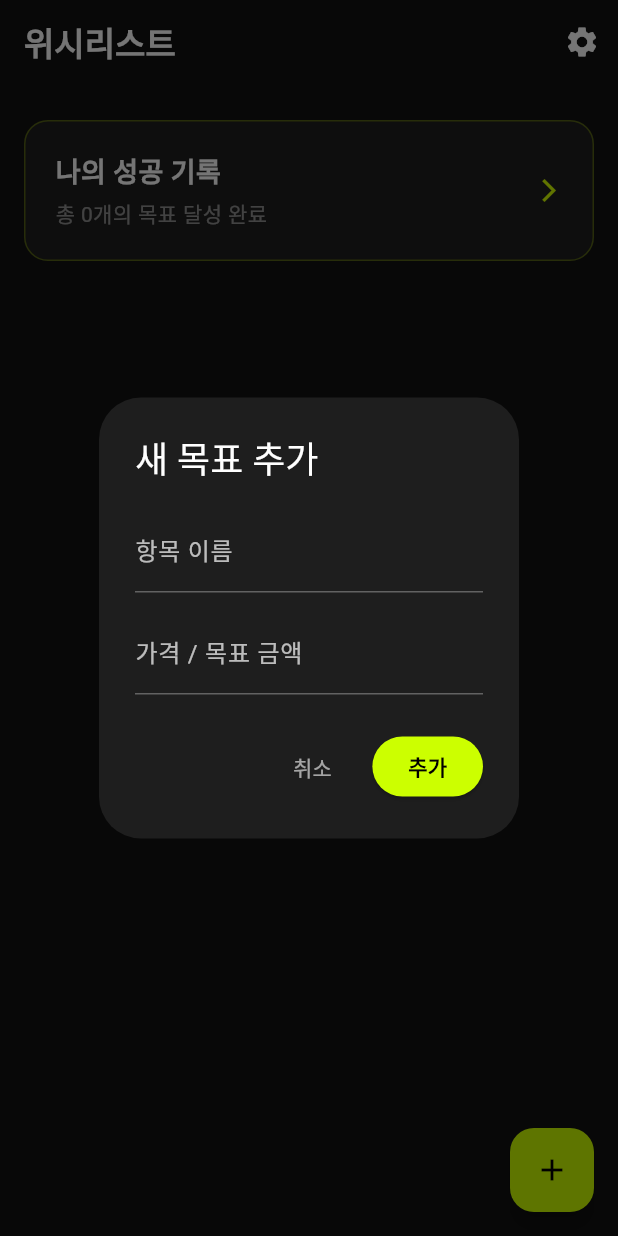
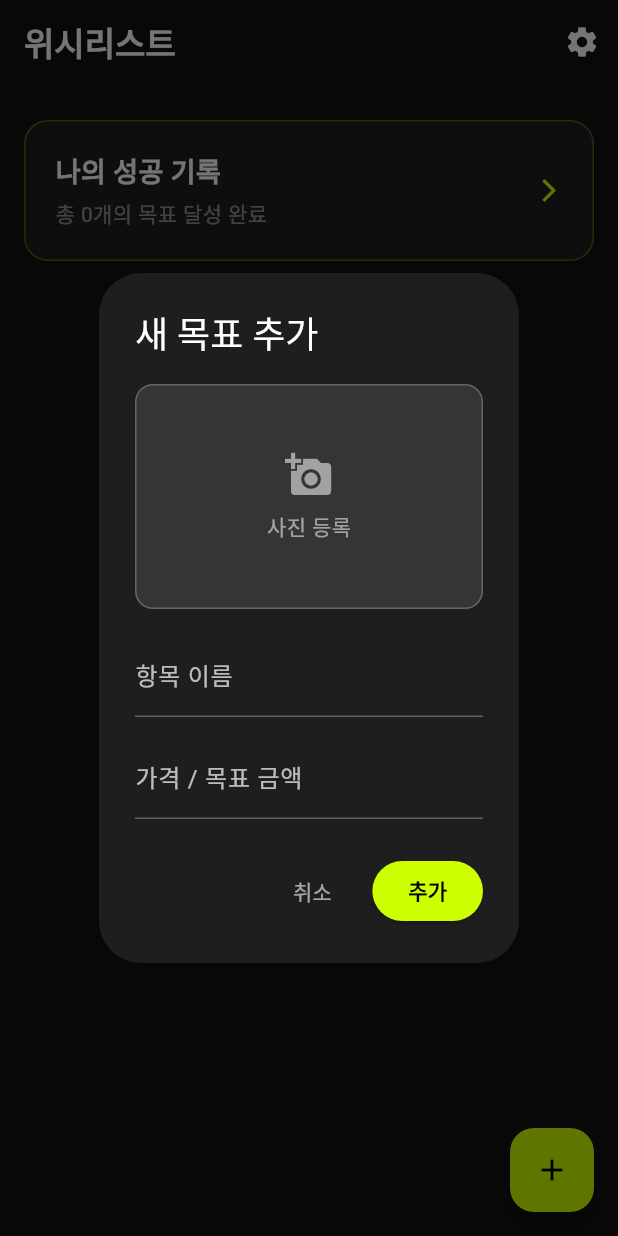
Before and after one commit to lovelyhbym-crypto/vibe-web-app, a Flutter app: the WishlistScreen screen opened by its route, after a tap on the "add" icon, on a phone screen of 412 x 824 dp. Run offline on Flutter 3.47's test engine with Material 3 defaults, Android fonts, the phone set to English and light mode, and no system bars; our stand-ins replace confetti, fl_chart, flutter_animate, flutter_local_notifications, flutter_riverpod, freezed_annotation and 6 more; accounts and stored records are empty; generated files the repository leaves out were written again; Roboto replaces fonts that are missing (Pretendard).

Commit message:
이미지 기능 구현

```diff
--- /dev/null
+++ b/lib/features/wishlist/presentation/add_wishlist_dialog.dart
@@ -0,0 +1,217 @@
+import 'dart:io';
+
+import 'package:flutter/foundation.dart';
+import 'package:flutter/material.dart';
+import 'package:flutter_riverpod/flutter_riverpod.dart';
+import 'package:go_router/go_router.dart';
+import 'package:image_picker/image_picker.dart';
+
+import '../../../../core/services/image_service.dart';
+import '../../../core/utils/i18n.dart';
+import '../domain/wishlist_model.dart';
+import '../providers/wishlist_provider.dart';
+
+class AddWishlistDialog extends ConsumerStatefulWidget {
+  const AddWishlistDialog({super.key});
+
+  @override
+  ConsumerState<AddWishlistDialog> createState() => _AddWishlistDialogState();
+}
+
+class _AddWishlistDialogState extends ConsumerState<AddWishlistDialog> {
+  final _titleController = TextEditingController();
+  final _priceController = TextEditingController();
+  final _imageService = ImageService();
+
+  XFile? _selectedImage;
+  bool _isUploading = false;
+
+  @override
+  void dispose() {
+    _titleController.dispose();
+    _priceController.dispose();
+    super.dispose();
+  }
+
+  Future<void> _pickImage() async {
+    final image = await _imageService.pickImage(source: ImageSource.gallery);
+    if (image != null) {
+      setState(() {
+        _selectedImage = image;
+      });
+    }
+  }
+
+  Future<void> _submit() async {
+    final title = _titleController.text;
+    final price = double.tryParse(_priceController.text) ?? 0.0;
+
+    if (title.isEmpty || price <= 0) {
+      return;
+    }
+
+    setState(() {
+      _isUploading = true;
+    });
+
+    try {
+      String? imageUrl;
+      if (_selectedImage != null) {
+        imageUrl = await _imageService.uploadImage(_selectedImage!);
+      }
+
+      final newItem = WishlistModel(
+        title: title,
+        price: price,
+        totalGoal: price, // Assuming goal equals price for now
+        imageUrl: imageUrl,
+      );
+
+      await ref.read(wishlistProvider.notifier).addWishlist(newItem);
+
+      if (mounted) {
+        context.pop();
+        ScaffoldMessenger.of(
+          context,
+        ).showSnackBar(const SnackBar(content: Text('목표가 추가되었습니다.')));
+      }
+    } catch (e) {
+      debugPrint('AddWishlistDialog error: $e');
+      if (mounted) {
+        ScaffoldMessenger.of(context).showSnackBar(
+          SnackBar(
+            content: Text(
+              '저장 실패: ${e.toString().replaceAll('Exception: ', '')}',
+            ),
+            backgroundColor: Colors.redAccent,
+          ),
+        );
+      }
+    } finally {
+      if (mounted) {
+        setState(() {
+          _isUploading = false;
+        });
+      }
+    }
+  }
+
+  @override
+  Widget build(BuildContext context) {
+    final i18n = I18n.of(context);
+
+    return AlertDialog(
+      backgroundColor: const Color(0xFF1E1E1E),
+      title: Text(
+        i18n.wishlistAddTitle,
+        style: const TextStyle(color: Colors.white),
+      ),
+      content: SingleChildScrollView(
+        child: Column(
+          mainAxisSize: MainAxisSize.min,
+          children: [
+            // Image Picker UI
+            GestureDetector(
+              onTap: _isUploading ? null : _pickImage,
+              child: Container(
+                height: 150,
+                width: double.infinity,
+                decoration: BoxDecoration(
+                  color: Colors.white10,
+                  borderRadius: BorderRadius.circular(12),
+                  border: Border.all(color: Colors.white24),
+                  image: _selectedImage != null
+                      ? DecorationImage(
+                          image: kIsWeb
+                              ? NetworkImage(_selectedImage!.path)
+                              : FileImage(File(_selectedImage!.path))
+                                    as ImageProvider,
+                          fit: BoxFit.cover,
+                        )
+                      : null,
+                ),
+                alignment: Alignment.center,
+                child: _selectedImage == null
+                    ? Column(
+                        mainAxisAlignment: MainAxisAlignment.center,
+                        children: const [
+                          Icon(
+                            Icons.add_a_photo,
+                            color: Colors.white54,
+                            size: 32,
+                          ),
+                          SizedBox(height: 8),
+                          Text(
+                            '사진 등록',
+                            style: TextStyle(color: Colors.white54),
+                          ),
+                        ],
+                      )
+                    : null,
+              ),
+            ),
+            const SizedBox(height: 16),
+            TextField(
+              controller: _titleController,
+              decoration: InputDecoration(
+                labelText: i18n.itemNameLabel,
+                labelStyle: const TextStyle(color: Colors.white70),
+                enabledBorder: const UnderlineInputBorder(
+                  borderSide: BorderSide(color: Colors.white30),
+                ),
+                focusedBorder: const UnderlineInputBorder(
+                  borderSide: BorderSide(color: Color(0xFFCCFF00)),
+                ),
+              ),
+              style: const TextStyle(color: Colors.white),
+            ),
+            const SizedBox(height: 12),
+            TextField(
+              controller: _priceController,
+              decoration: InputDecoration(
+                labelText: i18n.priceLabel,
+                labelStyle: const TextStyle(color: Colors.white70),
+                enabledBorder: const UnderlineInputBorder(
+                  borderSide: BorderSide(color: Colors.white30),
+                ),
+                focusedBorder: const UnderlineInputBorder(
+                  borderSide: BorderSide(color: Color(0xFFCCFF00)),
+                ),
+              ),
+              keyboardType: TextInputType.number,
+              style: const TextStyle(color: Colors.white),
+            ),
+          ],
+        ),
+      ),
+      actions: [
+        TextButton(
+          onPressed: _isUploading ? null : () => context.pop(),
+          child: Text(
+            i18n.cancel,
+            style: const TextStyle(color: Colors.white60),
+          ),
+        ),
+        ElevatedButton(
+          onPressed: _isUploading ? null : _submit,
+          style: ElevatedButton.styleFrom(
+            backgroundColor: const Color(0xFFCCFF00),
+            foregroundColor: Colors.black,
+            disabledBackgroundColor: Colors.grey[700],
+            disabledForegroundColor: Colors.white38,
+          ),
+          child: _isUploading
+              ? const SizedBox(
+                  width: 20,
+                  height: 20,
+                  child: CircularProgressIndicator(
+                    strokeWidth: 2,
+                    valueColor: AlwaysStoppedAnimation<Color>(Colors.white),
+                  ),
+                )
+              : Text(i18n.add),
+        ),
+      ],
+    );
+  }
+}
--- a/lib/features/wishlist/presentation/wishlist_screen.dart
+++ b/lib/features/wishlist/presentation/wishlist_screen.dart
@@ -3,8 +3,8 @@ import 'package:flutter_riverpod/flutter_riverpod.dart';
 import 'package:go_router/go_router.dart';
 
 import '../../../core/utils/i18n.dart';
-import '../domain/wishlist_model.dart';
 import '../providers/wishlist_provider.dart';
+import 'add_wishlist_dialog.dart';
 
 class WishlistScreen extends ConsumerWidget {
   const WishlistScreen({super.key});
@@ -308,111 +308,9 @@ class WishlistScreen extends ConsumerWidget {
   }
 
   void _showAddDialog(BuildContext context, WidgetRef ref) {
-    final titleController = TextEditingController();
-    final priceController = TextEditingController();
-    final i18n = I18n.of(context);
-
     showDialog(
       context: context,
-      builder: (context) => AlertDialog(
-        backgroundColor: const Color(0xFF1E1E1E),
-        title: Text(
-          i18n.wishlistAddTitle,
-          style: const TextStyle(color: Colors.white),
-        ),
-        content: Column(
-          mainAxisSize: MainAxisSize.min,
-          children: [
-            TextField(
-              controller: titleController,
-              decoration: InputDecoration(
-                labelText: i18n.itemNameLabel,
-                labelStyle: const TextStyle(color: Colors.white70),
-                enabledBorder: const UnderlineInputBorder(
-                  borderSide: BorderSide(color: Colors.white30),
-                ),
-                focusedBorder: const UnderlineInputBorder(
-                  borderSide: BorderSide(color: Color(0xFFCCFF00)),
-                ),
-              ),
-              style: const TextStyle(color: Colors.white),
-            ),
-            const SizedBox(height: 12),
-            TextField(
-              controller: priceController,
-              decoration: InputDecoration(
-                labelText: i18n.priceLabel,
-                labelStyle: const TextStyle(color: Colors.white70),
-                enabledBorder: const UnderlineInputBorder(
-                  borderSide: BorderSide(color: Colors.white30),
-                ),
-                focusedBorder: const UnderlineInputBorder(
-                  borderSide: BorderSide(color: Color(0xFFCCFF00)),
-                ),
-              ),
-              keyboardType: TextInputType.number,
-              style: const TextStyle(color: Colors.white),
-            ),
-          ],
-        ),
-        actions: [
-          TextButton(
-            onPressed: () => context.pop(),
-            child: Text(
-              i18n.cancel,
-              style: const TextStyle(color: Colors.white60),
-            ),
-          ),
-          ElevatedButton(
-            onPressed: () async {
-              final title = titleController.text;
-              final price = double.tryParse(priceController.text) ?? 0.0;
-              if (title.isNotEmpty && price > 0) {
-                try {
-                  await ref
-                      .read(wishlistProvider.notifier)
-                      .addWishlist(
-                        WishlistModel(
-                          title: title,
-                          price: price,
-                          totalGoal:
-                              price, // Assuming goal equals price for now
-                        ),
-                      );
-                  if (context.mounted) {
-                    context.pop();
-                    ScaffoldMessenger.of(context).showSnackBar(
-                      const SnackBar(content: Text('목표가 추가되었습니다.')),
-                    );
-                  }
-                } catch (e) {
-                  // Detailed error logging
-                  print('Add dialog error: $e');
-                  if (e.toString().contains('ID가 없는 항목입니다')) {
-                    print('Null field check - Title: $title, Price: $price');
-                  }
-
-                  if (context.mounted) {
-                    ScaffoldMessenger.of(context).showSnackBar(
-                      SnackBar(
-                        content: Text(
-                          '저장 실패: ${e.toString().replaceAll('Exception: ', '')}',
-                        ),
-                        backgroundColor: Colors.redAccent,
-                      ),
-                    );
-                  }
-                }
-              }
-            },
-            style: ElevatedButton.styleFrom(
-              backgroundColor: const Color(0xFFCCFF00),
-              foregroundColor: Colors.black,
-            ),
-            child: Text(i18n.add),
-          ),
-        ],
-      ),
+      builder: (context) => const AddWishlistDialog(),
     );
   }
 
--- a/pubspec.yaml
+++ b/pubspec.yaml
@@ -53,6 +53,7 @@ dependencies:
   json_annotation: ^4.9.0
   confetti: ^0.8.0
   url_launcher: ^6.3.2
+  image_picker: ^1.2.1
 
 dev_dependencies:
   flutter_test:
```
Also changed, not shown: lib/core/services/image_service.dart (added, +58 -0 lines), pubspec.lock, 8 other files.
